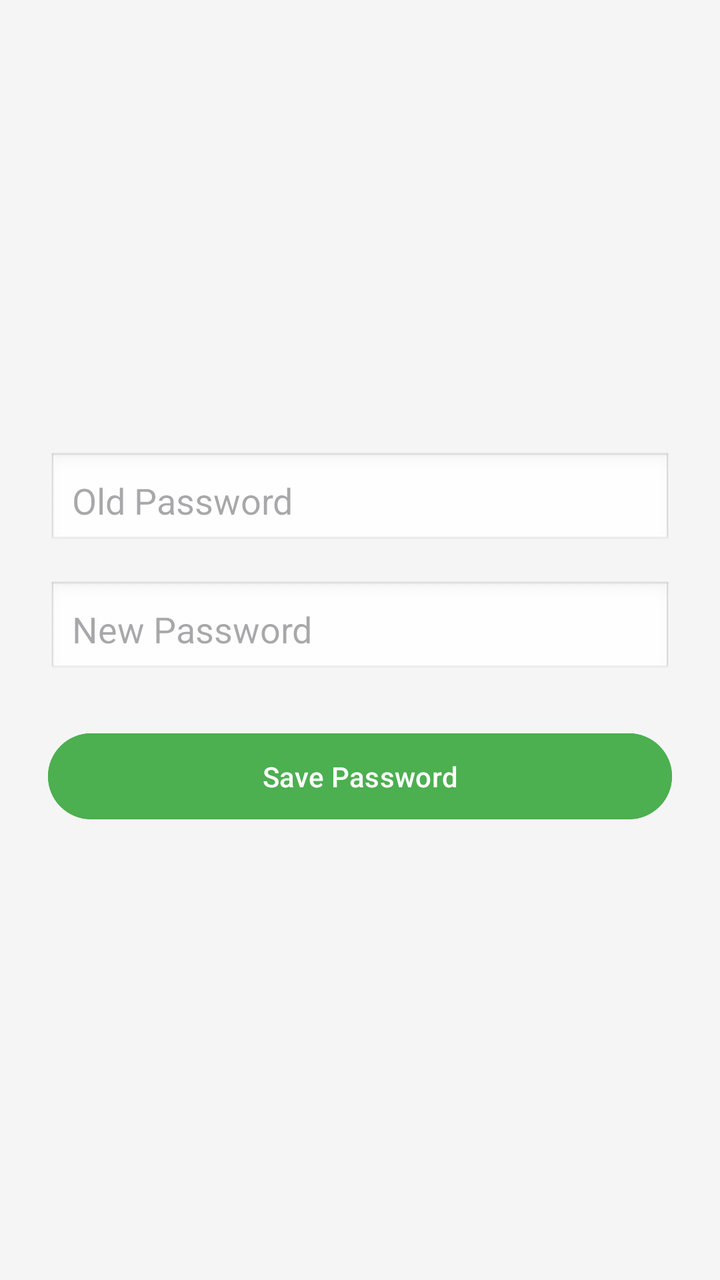
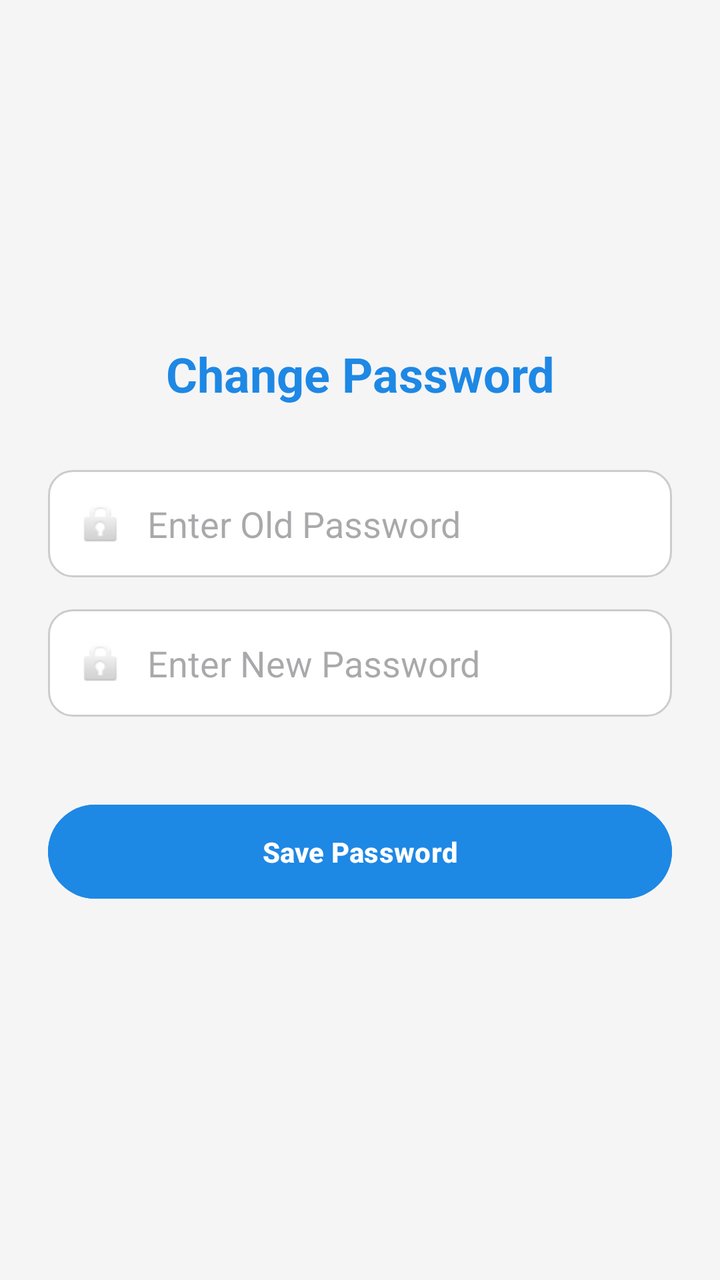

Compare the two renders of this Android layout. The source of the first and the diff that turns it into the second are given below.
<!-- AndroidManifest.xml: application theme Theme.BudgetFlow -->
<!-- res/layout/activity_change_password.xml -->
<?xml version="1.0" encoding="utf-8"?>
<LinearLayout xmlns:android="http://schemas.android.com/apk/res/android"
    android:layout_width="match_parent"
    android:layout_height="match_parent"
    android:orientation="vertical"
    android:padding="24dp"
    android:gravity="center_vertical"
    android:background="#F5F5F5">

    <EditText
        android:id="@+id/etOldPassword"
        android:layout_width="match_parent"
        android:layout_height="wrap_content"
        android:hint="Old Password"
        android:inputType="textPassword"
        android:padding="12dp"
        android:background="@android:drawable/edit_text"
        android:layout_marginBottom="16dp"/>

    <EditText
        android:id="@+id/etNewPassword"
        android:layout_width="match_parent"
        android:layout_height="wrap_content"
        android:hint="New Password"
        android:inputType="textPassword"
        android:padding="12dp"
        android:background="@android:drawable/edit_text"
        android:layout_marginBottom="24dp"/>

    <Button
        android:id="@+id/btnSavePassword"
        android:layout_width="match_parent"
        android:layout_height="wrap_content"
        android:text="Save Password"
        android:backgroundTint="#4CAF50"
        android:textColor="#FFFFFF"
        android:padding="12dp"/>
</LinearLayout>
<!-- resources referenced by this layout -->
<resources>
  <style name="Theme.BudgetFlow" parent="Base.Theme.BudgetFlow" />
  <style name="Base.Theme.BudgetFlow" parent="Theme.Material3.DayNight.NoActionBar">
          
          
      </style>
</resources>

<!-- the commit's change to res/layout/activity_change_password.xml (unified diff, before → after) -->
@@ -7,32 +7,54 @@
     android:gravity="center_vertical"
     android:background="#F5F5F5">
 
+    
+    <TextView
+        android:id="@+id/tvTitle"
+        android:layout_width="match_parent"
+        android:layout_height="wrap_content"
+        android:text="Change Password"
+        android:textSize="24sp"
+        android:textStyle="bold"
+        android:textColor="#1E88E5"
+        android:gravity="center"
+        android:layout_marginBottom="32dp" />
+
+    
     <EditText
         android:id="@+id/etOldPassword"
         android:layout_width="match_parent"
         android:layout_height="wrap_content"
-        android:hint="Old Password"
+        android:hint="Enter Old Password"
         android:inputType="textPassword"
-        android:padding="12dp"
-        android:background="@android:drawable/edit_text"
-        android:layout_marginBottom="16dp"/>
+        android:padding="14dp"
+        android:background="@drawable/edittext_bg"
+        android:drawableStart="@android:drawable/ic_lock_idle_lock"
+        android:drawablePadding="10dp"
+        android:layout_marginBottom="16dp" />
 
+    
     <EditText
         android:id="@+id/etNewPassword"
         android:layout_width="match_parent"
         android:layout_height="wrap_content"
-        android:hint="New Password"
+        android:hint="Enter New Password"
         android:inputType="textPassword"
-        android:padding="12dp"
-        android:background="@android:drawable/edit_text"
-        android:layout_marginBottom="24dp"/>
+        android:padding="14dp"
+        android:background="@drawable/edittext_bg"
+        android:drawableStart="@android:drawable/ic_lock_idle_lock"
+        android:drawablePadding="10dp"
+        android:layout_marginBottom="24dp" />
 
+    
     <Button
         android:id="@+id/btnSavePassword"
         android:layout_width="match_parent"
         android:layout_height="wrap_content"
+        android:backgroundTint="#1E88E5"
         android:text="Save Password"
-        android:backgroundTint="#4CAF50"
+        android:textStyle="bold"
         android:textColor="#FFFFFF"
-        android:padding="12dp"/>
+        android:padding="14dp"
+        android:layout_marginTop="16dp"
+        android:layout_marginBottom="16dp" />
 </LinearLayout>
<!-- resource entries referenced after the edit -->
@@ -1,5 +1,14 @@
 <!-- resources referenced by this layout -->
 <resources>
+  <!-- drawable edittext_bg (drawable) -->
+  <?xml version="1.0" encoding="utf-8"?>
+  <shape xmlns:android="http://schemas.android.com/apk/res/android"
+      android:shape="rectangle">
+      <solid android:color="#FFFFFF" />
+      <stroke android:width="1dp" android:color="#CCCCCC" />
+      <corners android:radius="12dp" />
+      <padding android:left="10dp" android:top="10dp" android:right="10dp" android:bottom="10dp"/>
+  </shape>
   <style name="Theme.BudgetFlow" parent="Base.Theme.BudgetFlow" />
   <style name="Base.Theme.BudgetFlow" parent="Theme.Material3.DayNight.NoActionBar">
           
